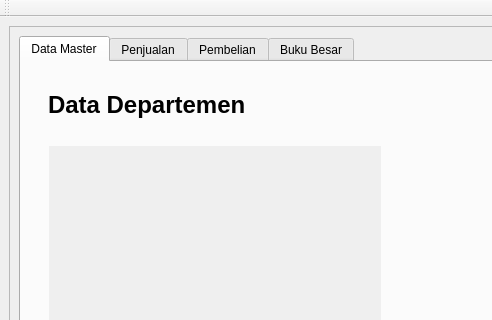
The window that GUI.ui (fnugrahendi/petuk.corp) describes before a commit, drawn with Qt 5; both pictures show x 0 to 492 and y 0 to 320 of the 872 by 637 pixel window.
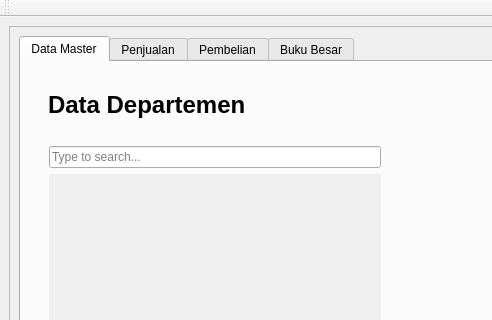
The same window after the commit. Icons and pictures are not drawn.

Commit message: buat search bar untuk DataDepartemen, kasih placeholder

```diff
--- a/GUI.ui
+++ b/GUI.ui
@@ -3460,6 +3460,13 @@
                      <enum>QFrame::Raised</enum>
                     </property>
                     <layout class="QVBoxLayout" name="ivl_fr_DataMaster_DataDepartemen_Fbody_Slist_Container">
+                     <item>
+                      <widget class="QLineEdit" name="le_DataMaster_DataDepartemen_Search">
+                       <property name="placeholderText">
+                        <string>Type to search...</string>
+                       </property>
+                      </widget>
+                     </item>
                      <item>
                       <widget class="QScrollArea" name="sc_DataMaster_DataDepartemen_Fbody_Slist">
                        <property name="sizePolicy">
@@ -3508,7 +3515,7 @@
                           <x>0</x>
                           <y>0</y>
                           <width>332</width>
-                          <height>362</height>
+                          <height>336</height>
                          </rect>
                         </property>
                         <property name="styleSheet">
```
Left out of the diff: 4 changed lines with no effect on the pictures. The commit also changes 1 other file.
